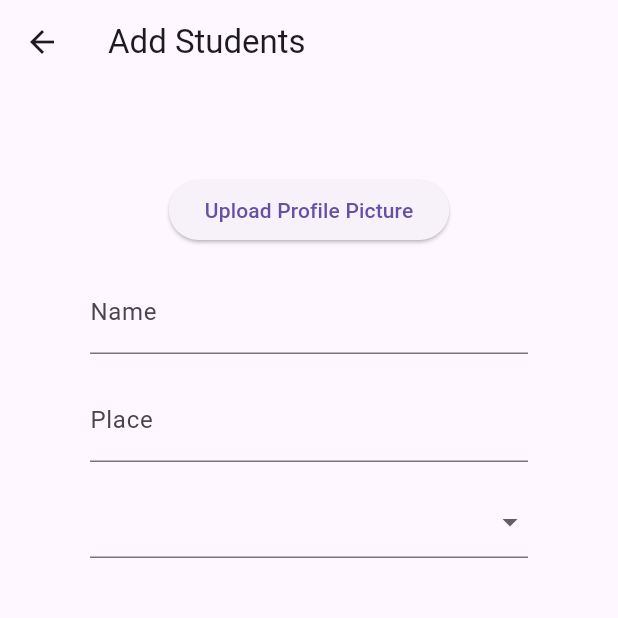
After one commit to ajujacob88/flutter-sample-student-record-using-sqflite, a Flutter app: the screen it shows after launch, after a tap on "Add Students", on a phone screen of 412 x 824 dp, the top half of it. The commit adds this screen. Run offline on Flutter 3.47's test engine with Material 3 defaults, Android fonts, the light colour scheme and no system bars.

Commit message:
doing add student screen

```diff
--- a/lib/main.dart
+++ b/lib/main.dart
@@ -1,4 +1,5 @@
 import 'package:flutter/material.dart';
+import 'package:sample_student_record_using_sqflite/screens/add_students_screen.dart';
 import 'package:sample_student_record_using_sqflite/screens/home_screen.dart';
 //import 'package:google_fonts/google_fonts.dart';
 
@@ -46,8 +47,8 @@ class MyApp extends StatelessWidget {
       // initialRoute: '/',
       // routes: {
       //   '/': (context) => const HomeScreen(),
-      //   '/addDetails': (context) => const AddDetailsScreen(),
-      //   '/viewDetails': (context) => const ViewDetailsScreen(),
+      //   '/addDetails': (context) => const AddStudentsScreen(),
+      //   //'/viewDetails': (context) => const ViewDetailsScreen(),
       // },
     );
   }
--- /dev/null
+++ b/lib/screens/add_students_screen.dart
@@ -0,0 +1,55 @@
+import 'package:flutter/material.dart';
+
+class AddStudentsScreen extends StatelessWidget {
+  AddStudentsScreen({super.key});
+
+  final TextEditingController nameController = TextEditingController();
+  final TextEditingController placeController = TextEditingController();
+  final TextEditingController dobController = TextEditingController();
+  final TextEditingController ageController = TextEditingController();
+  String? selectedGender;
+
+  @override
+  Widget build(BuildContext context) {
+    return Scaffold(
+      appBar: AppBar(title: const Text('Add Students')),
+      body: Padding(
+        padding: const EdgeInsets.all(60),
+        child: Column(
+          mainAxisAlignment: MainAxisAlignment.start,
+          children: [
+            ElevatedButton(
+              onPressed: () {},
+              child: const Text('Upload Profile Picture'),
+            ),
+            const SizedBox(
+              height: 16,
+            ),
+            TextFormField(
+              controller: nameController,
+              decoration: const InputDecoration(labelText: 'Name'),
+            ),
+            const SizedBox(
+              height: 16,
+            ),
+            TextFormField(
+              controller: placeController,
+              decoration: const InputDecoration(labelText: 'Place'),
+            ),
+            const SizedBox(
+              height: 16,
+            ),
+            DropdownButtonFormField(
+                items: ['Male', 'Female', 'Other']
+                    .map((gender) =>
+                        DropdownMenuItem(value: gender, child: Text(gender)))
+                    .toList(),
+                onChanged: (value) {
+                  selectedGender = value.toString();
+                })
+          ],
+        ),
+      ),
+    );
+  }
+}
--- a/lib/screens/home_screen.dart
+++ b/lib/screens/home_screen.dart
@@ -1,4 +1,5 @@
 import 'package:flutter/material.dart';
+import 'package:sample_student_record_using_sqflite/screens/add_students_screen.dart';
 
 class HomeScreen extends StatelessWidget {
   const HomeScreen({super.key});
@@ -14,15 +15,23 @@ class HomeScreen extends StatelessWidget {
         mainAxisAlignment: MainAxisAlignment.center,
         children: [
           ElevatedButton(
-            onPressed: () {},
-            child: const Text('Add Details'),
+            onPressed: () {
+              Navigator.of(context).push(
+                MaterialPageRoute(
+                  builder: (ctx) => AddStudentsScreen(),
+                ),
+              );
+
+              // Navigator.pushNamed(context, '/addDetails');
+            },
+            child: const Text('Add Students'),
           ),
           const SizedBox(
             width: 26,
           ),
           ElevatedButton(
             onPressed: () {},
-            child: const Text('View Details'),
+            child: const Text('View Students'),
           )
         ],
       )),
```
